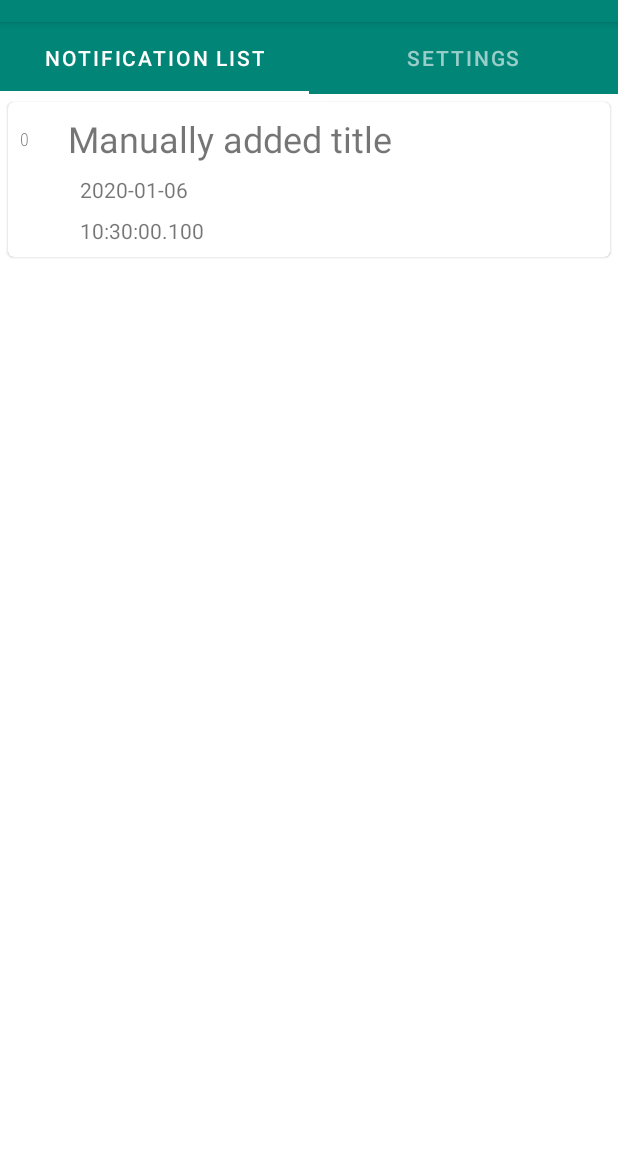
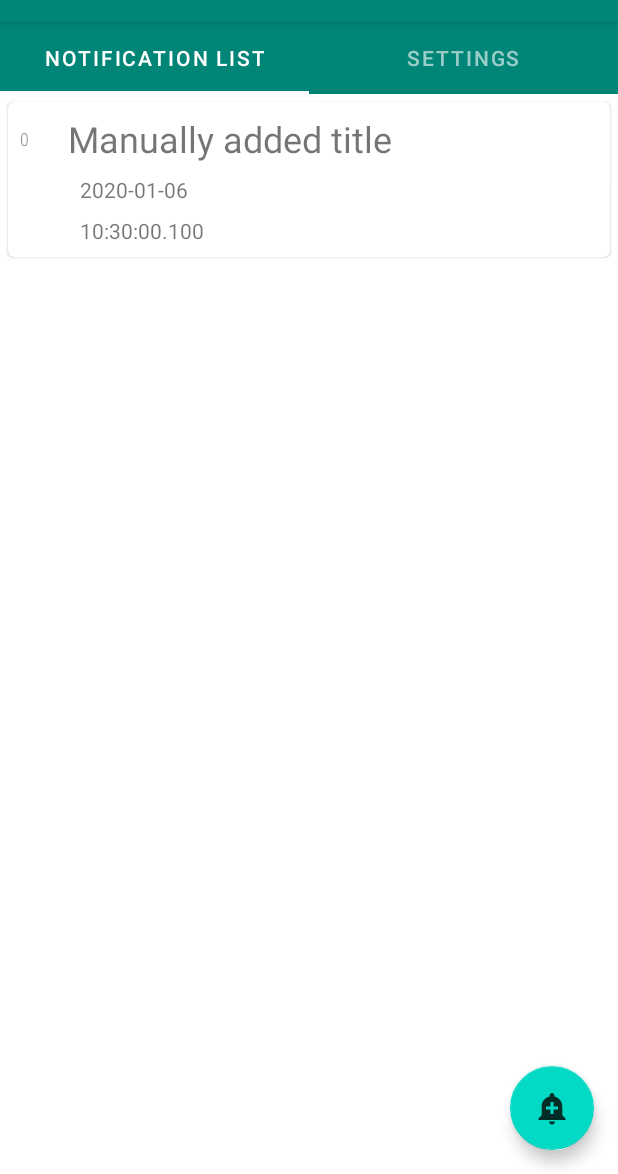
Before and after one commit to jjmgab/pam-notifier, an Android app: the screen it shows after launch (MainActivity), on a phone screen of 412 x 824 dp, the part 62-1236 px from its top. Run offline under Robolectric (Android 15) with nearby library versions, the phone set to English and light mode, and no system bars; our stand-ins replace Room's generated code.

Commit message:
Added Floating button, new notification activity, pickers

```diff
--- a/app/src/main/AndroidManifest.xml
+++ b/app/src/main/AndroidManifest.xml
@@ -9,6 +9,7 @@
         android:roundIcon="@mipmap/ic_launcher_round"
         android:supportsRtl="true"
         android:theme="@style/AppTheme">
+        <activity android:name=".AddNotification"></activity>
         <activity android:name=".MainActivity">
             <intent-filter>
                 <action android:name="android.intent.action.MAIN" />
@@ -16,6 +17,7 @@
                 <category android:name="android.intent.category.LAUNCHER" />
             </intent-filter>
         </activity>
+
         <receiver android:name=".NotificationPublisher" />
     </application>
 
--- a/app/src/main/java/com/jjmgab/notifier/MainActivity.java
+++ b/app/src/main/java/com/jjmgab/notifier/MainActivity.java
@@ -4,9 +4,13 @@ import androidx.appcompat.app.AppCompatActivity;
 import androidx.viewpager.widget.ViewPager;
 
 import android.app.Notification;
+import android.content.Intent;
 import android.net.Uri;
 import android.os.Bundle;
+import android.view.View;
+import android.widget.Toast;
 
+import com.google.android.material.floatingactionbutton.FloatingActionButton;
 import com.google.android.material.tabs.TabLayout;
 
 import java.time.LocalDateTime;
@@ -15,9 +19,11 @@ public class MainActivity
         extends AppCompatActivity
         implements NotificationItemFragment.OnListFragmentInteractionListener, SettingsFragment.OnFragmentInteractionListener {
 
-    private TabAdapter adapter;
-    private TabLayout tabLayout;
-    private ViewPager viewPager;
+    private TabAdapter mAdapter;
+    private TabLayout mTabLayout;
+    private ViewPager mViewPager;
+
+    private FloatingActionButton mFloatingActionButton;
 
     private NotificationItemFragment mNotificationItemFragment;
 
@@ -26,19 +32,29 @@ public class MainActivity
         super.onCreate(savedInstanceState);
         setContentView(R.layout.activity_main);
 
-        viewPager = findViewById(R.id.viewPager);
-        tabLayout = findViewById(R.id.tabLayout);
+        mViewPager = findViewById(R.id.viewPager);
+        mTabLayout = findViewById(R.id.tabLayout);
 
         mNotificationItemFragment = new NotificationItemFragment();
 
-        adapter = new TabAdapter(getSupportFragmentManager());
-        adapter.addFragment(mNotificationItemFragment, "Notification list");
-        adapter.addFragment(new SettingsFragment(), "Settings");
+        mAdapter = new TabAdapter(getSupportFragmentManager());
+        mAdapter.addFragment(mNotificationItemFragment, "Notification list");
+        mAdapter.addFragment(new SettingsFragment(), "Settings");
 
-        viewPager.setAdapter(adapter);
-        tabLayout.setupWithViewPager(viewPager);
+        mViewPager.setAdapter(mAdapter);
+        mTabLayout.setupWithViewPager(mViewPager);
 
+        mFloatingActionButton = findViewById(R.id.floating_action_button);
+        mFloatingActionButton.setOnClickListener(new View.OnClickListener() {
+            @Override
+            public void onClick(View v) {
+                // open new notification activity here
+                Intent intent = new Intent(getApplicationContext(), AddNotification.class);
+                startActivity(intent);
+            }
+        });
 
+        // initialize database connection
         NotificationItemSource.init(this, mNotificationItemFragment, false);
 
         // for test purposes
--- /dev/null
+++ b/app/src/main/res/drawable-anydpi/ic_add_alert.xml
@@ -0,0 +1,11 @@
+<vector xmlns:android="http://schemas.android.com/apk/res/android"
+    android:width="24dp"
+    android:height="24dp"
+    android:viewportWidth="24"
+    android:viewportHeight="24"
+    android:tint="#FFFFFF"
+    android:alpha="0.8">
+    <path
+        android:fillColor="#FF000000"
+        android:pathData="M10.01,21.01c0,1.1 0.89,1.99 1.99,1.99s1.99,-0.89 1.99,-1.99h-3.98zM18.88,16.82L18.88,11c0,-3.25 -2.25,-5.97 -5.29,-6.69v-0.72C13.59,2.71 12.88,2 12,2s-1.59,0.71 -1.59,1.59v0.72C7.37,5.03 5.12,7.75 5.12,11v5.82L3,18.94L3,20h18v-1.06l-2.12,-2.12zM16,13.01h-3v3h-2v-3L8,13.01L8,11h3L11,8h2v3h3v2.01z"/>
+</vector>
--- a/app/src/main/res/layout/activity_main.xml
+++ b/app/src/main/res/layout/activity_main.xml
@@ -6,6 +6,13 @@
     android:layout_height="match_parent"
     tools:context=".MainActivity">
 
+    <androidx.coordinatorlayout.widget.CoordinatorLayout
+        xmlns:android="http://schemas.android.com/apk/res/android"
+        xmlns:app="http://schemas.android.com/apk/res-auto"
+        android:layout_width="match_parent"
+        android:layout_height="match_parent">
+
+        <!-- Main content -->
         <androidx.viewpager.widget.ViewPager
             android:id="@+id/viewPager"
             android:layout_width="match_parent"
@@ -22,4 +29,14 @@
 
         </androidx.viewpager.widget.ViewPager>
 
+        <com.google.android.material.floatingactionbutton.FloatingActionButton
+            android:id="@+id/floating_action_button"
+            android:layout_width="wrap_content"
+            android:layout_height="wrap_content"
+            android:layout_gravity="bottom|right"
+            android:layout_margin="16dp"
+            app:srcCompat="@drawable/ic_add_alert"/>
+
+    </androidx.coordinatorlayout.widget.CoordinatorLayout>
+
 </androidx.constraintlayout.widget.ConstraintLayout>
```
Also changed, not shown: app/src/main/java/com/jjmgab/notifier/AddNotification.java (added, +30 -0 lines), app/src/main/java/com/jjmgab/notifier/pickers/DatePickerFragment.java (added, +30 -0 lines), app/src/main/java/com/jjmgab/notifier/pickers/TimePickerFragment.java (added, +31 -0 lines), app/src/main/res/layout/activity_add_notification.xml (added, +21 -0 lines), app/src/main/res/drawable-hdpi/ic_add_alert.png (added), app/src/main/res/drawable-mdpi/ic_add_alert.png (added), app/src/main/res/drawable-xhdpi/ic_add_alert.png (added), app/src/main/res/drawable-xxhdpi/ic_add_alert.png (added). Lines whose indentation alone changed are shown as unchanged.
